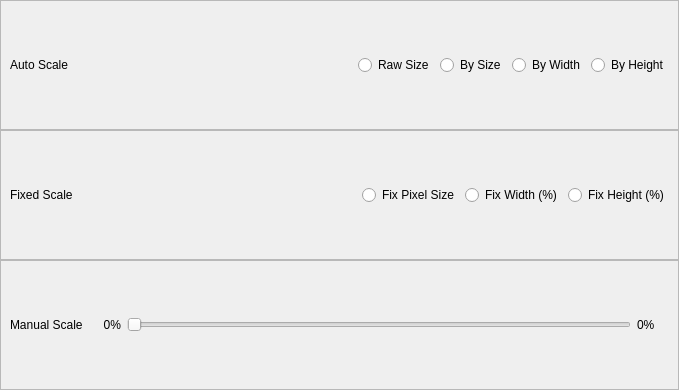
Qt form src/gui/controll-bar-area/scale-setting.ui (haocxy/smooth-comic) before a commit.
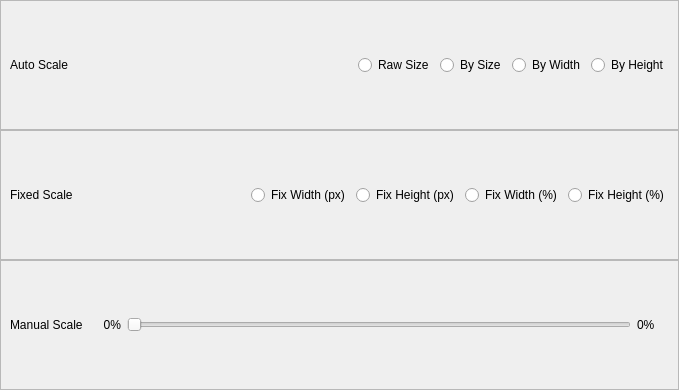
The same form after that commit.

```diff
--- a/src/gui/controll-bar-area/scale-setting.ui
+++ b/src/gui/controll-bar-area/scale-setting.ui
@@ -127,7 +127,14 @@
       <item>
        <widget class="QRadioButton" name="radioFixPx">
         <property name="text">
-         <string>Fix Pixel Size</string>
+         <string>Fix Width (px)</string>
+        </property>
+       </widget>
+      </item>
+      <item>
+       <widget class="QRadioButton" name="radioFixHeightPx">
+        <property name="text">
+         <string>Fix Height (px)</string>
         </property>
        </widget>
       </item>
```
Left out of the diff: 2 changed lines with no effect on the pictures.
